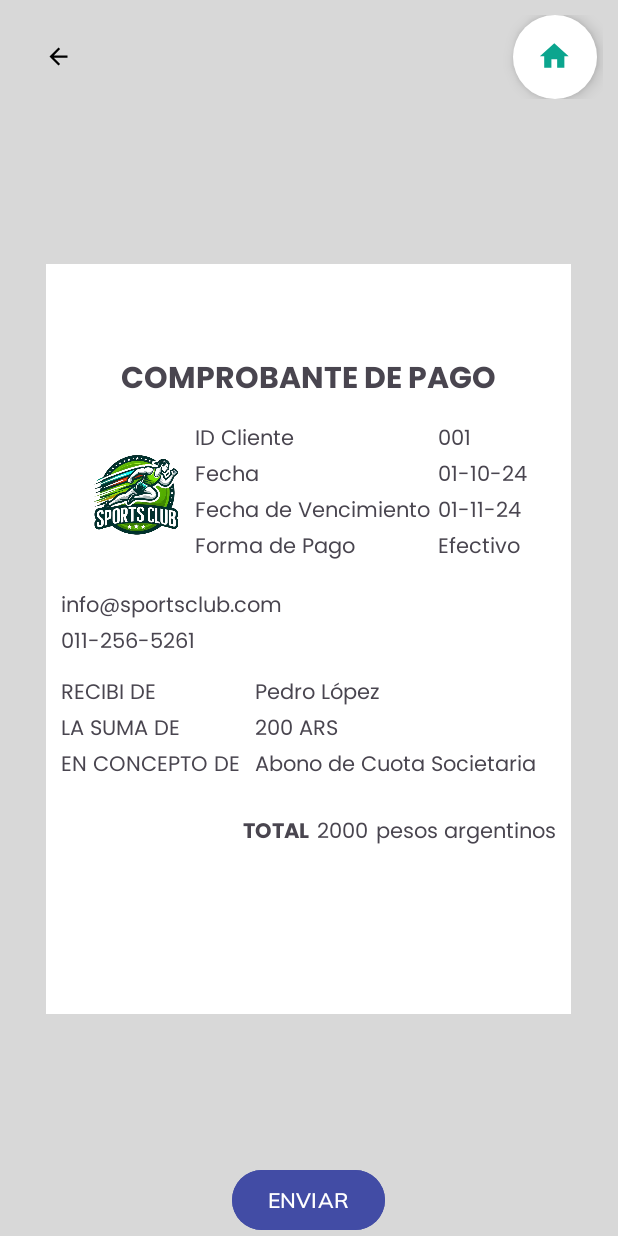
After one commit to rocohen/sportsclub-app, an Android app: the PaymentReceipt screen opened directly, with no data from a screen before it, on a phone screen of 412 x 824 dp. The commit adds this screen. Run offline under Robolectric (Android 15) with nearby library versions, the phone set to English and light mode, and no system bars; 1 statement that could not run was skipped.

Commit message:
associate payment receipt activity

```diff
--- a/app/build.gradle.kts
+++ b/app/build.gradle.kts
@@ -42,6 +42,7 @@ dependencies {
     implementation(libs.material)
     implementation(libs.androidx.activity)
     implementation(libs.androidx.constraintlayout)
+    implementation(libs.firebase.inappmessaging)
     testImplementation(libs.junit)
     androidTestImplementation(libs.androidx.junit)
     androidTestImplementation(libs.androidx.espresso.core)
--- a/app/src/main/AndroidManifest.xml
+++ b/app/src/main/AndroidManifest.xml
@@ -13,6 +13,9 @@
         android:theme="@style/Theme.Clubdeportivo"
         tools:targetApi="31">
         <activity
+            android:name=".PaymentReceipt"
+            android:exported="false" />
+        <activity
             android:name=".MainActivity"
             android:exported="true">
             <intent-filter>
--- /dev/null
+++ b/app/src/main/java/com/mediadocena/clubdeportivo/PaymentReceipt.kt
@@ -0,0 +1,20 @@
+package com.mediadocena.clubdeportivo
+
+import android.os.Bundle
+import androidx.activity.enableEdgeToEdge
+import androidx.appcompat.app.AppCompatActivity
+import androidx.core.view.ViewCompat
+import androidx.core.view.WindowInsetsCompat
+
+class PaymentReceipt : AppCompatActivity() {
+    override fun onCreate(savedInstanceState: Bundle?) {
+        super.onCreate(savedInstanceState)
+        enableEdgeToEdge()
+        setContentView(R.layout.activity_payment_receipt)
+        ViewCompat.setOnApplyWindowInsetsListener(findViewById(R.id.main)) { v, insets ->
+            val systemBars = insets.getInsets(WindowInsetsCompat.Type.systemBars())
+            v.setPadding(systemBars.left, systemBars.top, systemBars.right, systemBars.bottom)
+            insets
+        }
+    }
+}
--- /dev/null
+++ b/app/src/main/res/drawable/ic_arrow_back.xml
@@ -0,0 +1,5 @@
+<vector xmlns:android="http://schemas.android.com/apk/res/android" android:autoMirrored="true" android:height="24dp" android:tint="#000000" android:viewportHeight="24" android:viewportWidth="24" android:width="24dp">
+
+    <path android:fillColor="@android:color/black" android:pathData="M20,11H7.83l5.59,-5.59L12,4l-8,8 8,8 1.41,-1.41L7.83,13H20v-2z"/>
+
+</vector>
--- /dev/null
+++ b/app/src/main/res/drawable/ic_home.xml
@@ -0,0 +1,5 @@
+<vector xmlns:android="http://schemas.android.com/apk/res/android" android:height="25dp" android:tint="#0BA58E" android:viewportHeight="25" android:viewportWidth="25" android:width="25dp">
+
+    <path android:fillColor="@android:color/white" android:pathData="M10,20v-6h4v6h5v-8h3L12,3 2,12h3v8z"/>
+
+</vector>
--- /dev/null
+++ b/app/src/main/res/layout/activity_payment_receipt.xml
@@ -0,0 +1,331 @@
+<?xml version="1.0" encoding="utf-8"?>
+
+<LinearLayout xmlns:android="http://schemas.android.com/apk/res/android"
+    xmlns:app="http://schemas.android.com/apk/res-auto"
+    xmlns:tools="http://schemas.android.com/tools"
+
+    android:layout_width="match_parent"
+    android:layout_height="match_parent"
+    android:orientation="vertical"
+    android:background="@color/medium_gray"
+
+    >
+    <LinearLayout
+        android:id="@+id/navigationButtons"
+        style="?android:attr/buttonBarStyle"
+        android:layout_width="match_parent"
+        android:layout_height="wrap_content"
+        android:layout_margin="10dp">
+
+        <Button
+            android:id="@+id/backButton"
+            style="?android:attr/buttonBarButtonStyle"
+            android:layout_width="wrap_content"
+            android:layout_height="match_parent"
+            android:layout_gravity="start"
+            android:backgroundTint="@android:color/transparent"
+            android:contentDescription="@string/app_back_button"
+            app:icon="@drawable/ic_arrow_back"
+            app:iconTint="@color/black"
+
+            />
+
+        <com.google.android.material.floatingactionbutton.FloatingActionButton
+            android:id="@+id/homeButton"
+            android:layout_width="wrap_content"
+            android:layout_height="wrap_content"
+            android:contentDescription="@string/app_home_button"
+            app:tint="@color/dark_green"
+            app:shapeAppearance="@style/FABShape"
+            app:backgroundTint="@color/white"
+            android:src="@drawable/ic_home"
+            app:fabSize="normal"
+            android:layout_marginStart="260dp" />
+
+    </LinearLayout>
+
+    <LinearLayout
+        android:id="@+id/paymentReceipt"
+        android:layout_width="350dp"
+        android:layout_height="500dp"
+        android:layout_gravity="center"
+        android:layout_margin="100dp"
+        android:orientation="vertical"
+        android:background="@color/white"
+
+        >
+        <TextView
+            android:id="@+id/paymentReceiptTitle"
+            android:layout_width="wrap_content"
+            android:layout_height="wrap_content"
+            android:layout_gravity="center"
+            android:layout_marginTop="60dp"
+            android:text="@string/comp_pago"
+            android:fontFamily="@font/poppins_bold"
+            android:textAllCaps="true"
+            android:textAlignment="center"
+            android:textSize="20sp"
+            android:layout_marginBottom="10dp"
+            >
+        </TextView>
+
+        <LinearLayout
+            android:layout_width="match_parent"
+            android:layout_height="wrap_content"
+            android:gravity="center"
+            >
+            <ImageView
+                android:id="@+id/logo"
+                android:layout_width="65dp"
+                android:layout_height="65dp"
+                android:layout_gravity="center"
+                android:src="@drawable/ic_logo"
+                android:contentDescription="@string/app_logo"
+                >
+            </ImageView>
+            <LinearLayout
+                android:id="@+id/paymentReceiptFixedText1"
+                android:layout_width="wrap_content"
+                android:layout_height="wrap_content"
+                android:orientation="vertical"
+                android:layout_marginStart="5dp"
+                >
+                <TextView
+                    android:id="@+id/clientID"
+                    android:layout_width="wrap_content"
+                    android:layout_height="wrap_content"
+                    android:text="@string/client_id"
+                    android:fontFamily="@font/poppins_regular"
+                    >
+
+                </TextView>
+                <TextView
+                    android:id="@+id/receiptDate"
+                    android:layout_width="wrap_content"
+                    android:layout_height="wrap_content"
+                    android:text="@string/receipt_date"
+                    android:fontFamily="@font/poppins_regular"
+                    >
+
+                </TextView>
+                <TextView
+                    android:id="@+id/expirationDate"
+                    android:layout_width="wrap_content"
+                    android:layout_height="wrap_content"
+                    android:text="@string/expiration_date"
+                    android:fontFamily="@font/poppins_regular"
+                    >
+                </TextView>
+                <TextView
+                    android:id="@+id/paymentMethod"
+                    android:layout_width="wrap_content"
+                    android:layout_height="wrap_content"
+                    android:text="@string/payment_method"
+                    android:fontFamily="@font/poppins_regular"
+                    >
+                </TextView>
+            </LinearLayout>
+            <LinearLayout
+                android:id="@+id/paymentReceiptData"
+                android:layout_width="wrap_content"
+                android:layout_height="wrap_content"
+                android:orientation="vertical"
+                android:paddingStart="5dp"
+                tools:ignore="RtlSymmetry">
+                <TextView
+                    android:id="@+id/dataClientID"
+                    android:layout_width="wrap_content"
+                    android:layout_height="wrap_content"
+                    android:text="@string/data_client_id"
+                    android:fontFamily="@font/poppins_regular"
+                    >
+                </TextView>
+                <TextView
+                    android:id="@+id/dataReceiptDate"
+                    android:layout_width="wrap_content"
+                    android:layout_height="wrap_content"
+                    android:text="@string/data_receipt_date"
+                    android:fontFamily="@font/poppins_regular"
+                    >
+                </TextView>
+                <TextView
+                    android:id="@+id/dataExpirationDate"
+                    android:layout_width="wrap_content"
+                    android:layout_height="wrap_content"
+                    android:text="@string/data_expiration_date"
+                    android:fontFamily="@font/poppins_regular"
+                    >
+                </TextView>
+                <TextView
+                    android:id="@+id/dataPaymentMethod"
+                    android:layout_width="wrap_content"
+                    android:layout_height="wrap_content"
+                    android:text="@string/data_payment_method"
+                    android:fontFamily="@font/poppins_regular"
+                    >
+                </TextView>
+            </LinearLayout>
+        </LinearLayout>
+        <TextView
+            android:layout_width="wrap_content"
+            android:layout_height="wrap_content"
+            android:text="@string/mail"
+            android:layout_marginStart="10dp"
+            android:layout_marginTop="15dp"
+            android:fontFamily="@font/poppins_regular"
+            >
+        </TextView>
+        <TextView
+            android:layout_width="wrap_content"
+            android:layout_height="wrap_content"
+            android:text="@string/phone"
+            android:layout_marginStart="10dp"
+            android:fontFamily="@font/poppins_regular"
+            >
+        </TextView>
+        <LinearLayout
+            android:layout_width="wrap_content"
+            android:layout_height="wrap_content"
+            android:layout_marginTop="10dp"
+            android:orientation="horizontal"
+            android:gravity="center_horizontal"
+            >
+            <LinearLayout
+                android:id="@+id/paymentReceiptFixedText2"
+                android:layout_width="wrap_content"
+                android:layout_height="wrap_content"
+                android:orientation="vertical"
+                android:layout_marginStart="10dp"
+                >
+                <TextView
+                    android:id="@+id/receive"
+                    android:layout_width="wrap_content"
+                    android:layout_height="wrap_content"
+                    android:fontFamily="@font/poppins_regular"
+                    android:textAllCaps="true"
+                    android:text="@string/receipt_text1"
+                    >
+
+                </TextView>
+                <TextView
+                    android:id="@+id/sum"
+                    android:layout_width="wrap_content"
+                    android:layout_height="wrap_content"
+                    android:fontFamily="@font/poppins_regular"
+                    android:textAllCaps="true"
+                    android:text="@string/receipt_text2"
+                    >
+                </TextView>
+                <TextView
+                    android:id="@+id/concept"
+                    android:layout_width="wrap_content"
+                    android:layout_height="wrap_content"
+                    android:fontFamily="@font/poppins_regular"
+                    android:textAllCaps="true"
+                    android:text="@string/receipt_text3"
+                    >
+                </TextView>
+            </LinearLayout>
+            <LinearLayout
+                android:id="@+id/paymentReceiptData2"
+                android:layout_width="wrap_content"
+                android:layout_height="wrap_content"
+                android:orientation="vertical"
+                android:layout_marginStart="10dp"
+                >
+                <TextView
+                    android:id="@+id/receive_data"
+                    android:layout_width="wrap_content"
+                    android:layout_height="wrap_content"
+                    android:fontFamily="@font/poppins_regular"
+                    android:text="@string/data_receipt_text1"
+                    >
+                </TextView>
+                <TextView
+                    android:id="@+id/sum_data"
+                    android:layout_width="wrap_content"
+                    android:layout_height="wrap_content"
+                    android:fontFamily="@font/poppins_regular"
+                    android:text="@string/data_receipt_text2"
+                    >
+                </TextView>
+                <TextView
+                    android:id="@+id/concept_data"
+                    android:layout_width="wrap_content"
+                    android:layout_height="wrap_content"
+                    android:fontFamily="@font/poppins_regular"
+                    android:text="@string/data_receipt_text3"
+                    >
+                </TextView>
+            </LinearLayout>
+        </LinearLayout>
+        <LinearLayout
+            android:id="@+id/totalReceipt"
+            android:layout_width="wrap_content"
+            android:layout_height="wrap_content"
+            android:orientation="horizontal"
+            android:layout_marginTop="20dp"
+            android:layout_marginEnd="10dp"
+            android:layout_gravity="end"
+            >
+            <TextView
+                android:id="@+id/total"
+                android:layout_width="wrap_content"
+                android:layout_height="wrap_content"
+                android:fontFamily="@font/poppins_bold"
+                android:text="@string/receipt_text4"
+                android:textAllCaps="true"
+                android:paddingStart="5dp"
+                tools:ignore="RtlSymmetry">
+
+            </TextView>
+            <TextView
+                android:id="@+id/amount"
+                android:layout_width="wrap_content"
+                android:layout_height="wrap_content"
+                android:fontFamily="@font/poppins_regular"
+                android:text="@string/data_receipt_text4"
+                android:paddingStart="5dp"
+                tools:ignore="RtlSymmetry">
+
+            </TextView>
+            <TextView
+                android:id="@+id/currency"
+                android:layout_width="wrap_content"
+                android:layout_height="wrap_content"
+                android:fontFamily="@font/poppins_regular"
+                android:text="@string/receipt_text5"
+                android:paddingStart="5dp"
+                tools:ignore="RtlSymmetry">
+            </TextView>
+        </LinearLayout>
+
+    </LinearLayout>
+
+
+    <Button
+        android:id="@+id/sendButton"
+        android:layout_width="wrap_content"
+        android:layout_height="wrap_content"
+        android:layout_gravity="center"
+        android:backgroundTint="@color/dark_blue"
+        android:fontFamily="@font/mulish_semi_bold"
+        android:textAllCaps="true"
+        android:text="@string/btn_send" />
+
+</LinearLayout>
+
+
+<!--
+ <androidx.constraintlayout.widget.ConstraintLayout xmlns:android="http://schemas.android.com/apk/res/android"
+    xmlns:app="http://schemas.android.com/apk/res-auto"
+    xmlns:tools="http://schemas.android.com/tools"
+    android:id="@+id/main"
+    android:layout_width="match_parent"
+    android:layout_height="match_parent"
+    tools:context=".PaymentReceipt"
+    tools:ignore="MissingConstraints">
+
+</androidx.constraintlayout.widget.ConstraintLayout>
+
+-->
--- a/app/src/main/res/values/strings.xml
+++ b/app/src/main/res/values/strings.xml
@@ -1,5 +1,5 @@
 <resources>
-<!--  Login -->
+    <!--  Login -->
     <string name="app_name">clubdeportivo</string>
     <string name="app_logo">logo del club deportivo</string>
     <string name="app_icon_user">icono de usuario</string>
@@ -7,5 +7,32 @@
     <string name="login_user_hint">Usuario</string>
     <string name="login_pass_hint">Contraseña</string>
     <string name="login">ingresar</string>
+    <string name="btn_send">enviar</string>
+
+
+    <!-- Payment Receipt -->
+    <string name="comp_pago">comprobante de pago</string>
+    <string name="app_back_button">Botón de volver atrás</string>
+    <string name="app_home_button">Botón para regresar al menú</string>
+    <string name="client_id">ID Cliente</string>
+    <string name="receipt_date">Fecha</string>
+    <string name="expiration_date">Fecha de Vencimiento</string>
+    <string name="payment_method">Forma de Pago</string>
+    <string name="data_client_id">001</string>
+    <string name="data_receipt_date">01-10-24</string>
+    <string name="data_expiration_date">01-11-24</string>
+    <string name="data_payment_method">Efectivo</string>
+    <string name="mail">info@sportsclub.com</string>
+    <string name="phone">011-256-5261</string>
+    <string name="receipt_text1">recibi de</string>
+    <string name="receipt_text2">la suma de</string>
+    <string name="receipt_text3">en concepto de</string>
+    <string name="data_receipt_text1">Pedro López</string>
+    <string name="data_receipt_text2">200 ARS</string>
+    <string name="data_receipt_text3">Abono de Cuota Societaria</string>
+    <string name="receipt_text4">total</string>
+    <string name="data_receipt_text4">2000</string>
+    <string name="receipt_text5">pesos argentinos</string>
+
 
 </resources>
--- /dev/null
+++ b/app/src/main/res/values/styles.xml
@@ -0,0 +1,9 @@
+<?xml version="1.0" encoding="utf-8"?>
+<resources xmlns:tools="http://schemas.android.com/tools">
+
+    <style name="FABShape" parent="ShapeAppearance.Material3.SmallComponent">
+        <item name="cornerSize">28dp</item>
+
+    </style>
+
+</resources>
--- a/gradle/libs.versions.toml
+++ b/gradle/libs.versions.toml
@@ -9,6 +9,7 @@ appcompat = "1.7.0"
 material = "1.12.0"
 activity = "1.9.2"
 constraintlayout = "2.1.4"
+firebaseInappmessaging = "21.0.0"
 
 [libraries]
 androidx-core-ktx = { group = "androidx.core", name = "core-ktx", version.ref = "coreKtx" }
@@ -19,6 +20,7 @@ androidx-appcompat = { group = "androidx.appcompat", name = "appcompat", version
 material = { group = "com.google.android.material", name = "material", version.ref = "material" }
 androidx-activity = { group = "androidx.activity", name = "activity", version.ref = "activity" }
 androidx-constraintlayout = { group = "androidx.constraintlayout", name = "constraintlayout", version.ref = "constraintlayout" }
+firebase-inappmessaging = { group = "com.google.firebase", name = "firebase-inappmessaging", version.ref = "firebaseInappmessaging" }
 
 [plugins]
 android-application = { id = "com.android.application", version.ref = "agp" }
```
